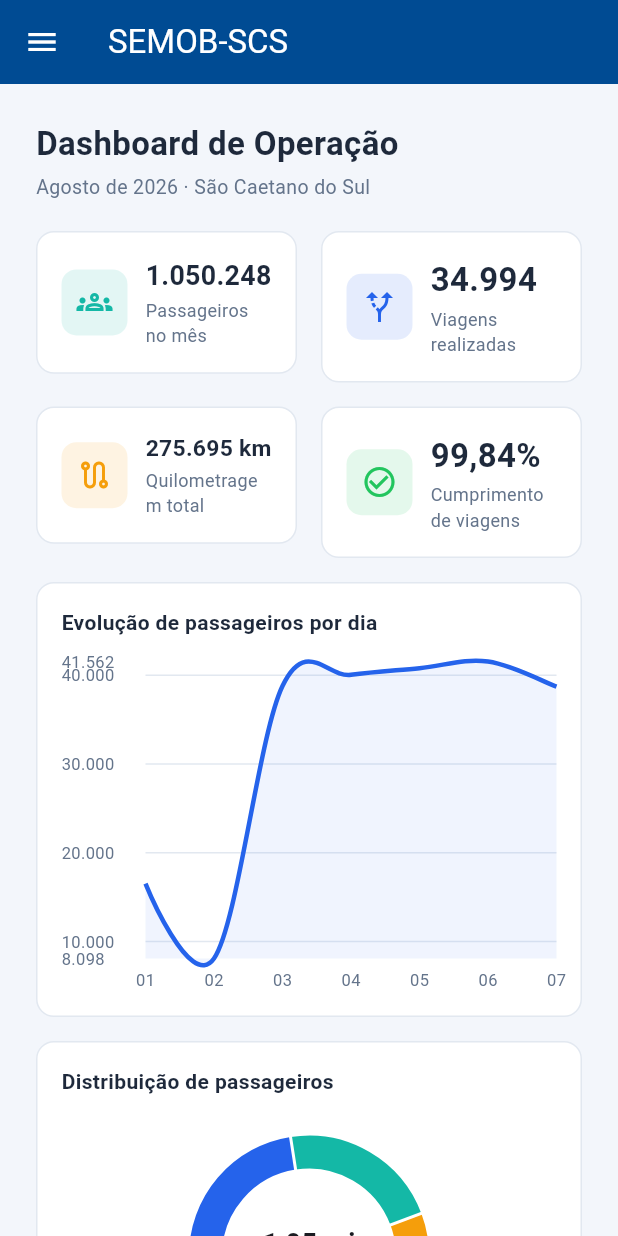
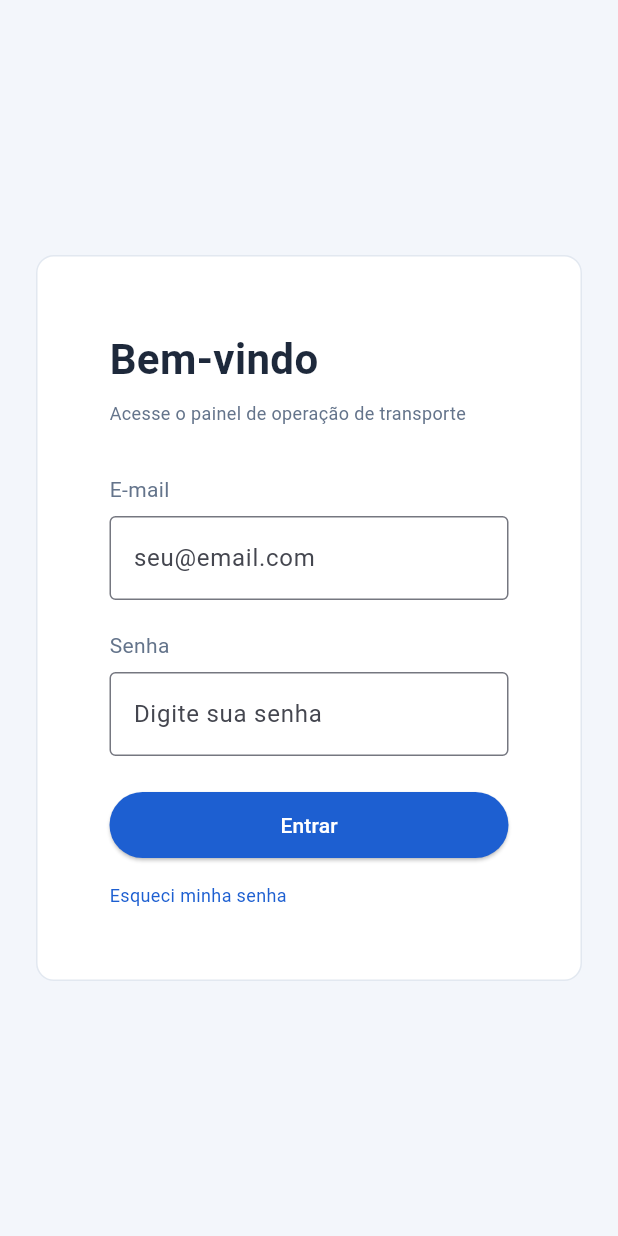
Before and after one commit to ProjetoIntegradorMAUA/front_semob-scs, a Flutter app: the screen it shows after launch, on a phone screen of 412 x 824 dp. Run offline on Flutter 3.47's test engine with Material 3 defaults, Android fonts, the phone set to English and light mode, and no system bars; drawn by our look-alikes of fl_chart.

Commit message:
feat: implementa tela de login

```diff
--- a/lib/main.dart
+++ b/lib/main.dart
@@ -4,6 +4,7 @@ import 'pages/analise_passageiros.dart';
 import 'pages/configuracoes.dart';
 import 'pages/dashboard_geral.dart';
 import 'pages/indicadores_financeiros.dart';
+import 'pages/login.dart';
 import 'pages/operacao_frota.dart';
 import 'pages/relatorios_gerenciais.dart';
 import 'services/tema_service.dart';
@@ -28,9 +29,27 @@ class MyApp extends StatelessWidget {
         theme: buildTheme(Brightness.light),
         darkTheme: buildTheme(Brightness.dark),
         themeMode: TemaService.instance.modo,
-        home: const HomeShell(),
+        home: const Entrada(),
       ),
     );
+  }
+}
+
+/// Mostra o login primeiro; ao entrar, troca para o app principal.
+class Entrada extends StatefulWidget {
+  const Entrada({super.key});
+
+  @override
+  State<Entrada> createState() => _EntradaState();
+}
+
+class _EntradaState extends State<Entrada> {
+  bool _logado = false;
+
+  @override
+  Widget build(BuildContext context) {
+    if (_logado) return const HomeShell();
+    return LoginPage(onLogin: () => setState(() => _logado = true));
   }
 }
 
--- /dev/null
+++ b/lib/pages/login.dart
@@ -0,0 +1,170 @@
+import 'package:flutter/material.dart';
+import '../widgets/app_theme.dart';
+
+class LoginPage extends StatefulWidget {
+  final VoidCallback onLogin;
+
+  const LoginPage({super.key, required this.onLogin});
+
+  @override
+  State<LoginPage> createState() => _LoginPageState();
+}
+
+class _LoginPageState extends State<LoginPage> {
+  final emailController = TextEditingController();
+  final senhaController = TextEditingController();
+
+  void entrar() {
+    if (emailController.text.isEmpty || senhaController.text.isEmpty) {
+      ScaffoldMessenger.of(context).showSnackBar(
+        const SnackBar(content: Text('Preencha o e-mail e a senha')),
+      );
+      return;
+    }
+    widget.onLogin();
+  }
+
+  @override
+  Widget build(BuildContext context) {
+    final cores = context.cores;
+    final desktop = MediaQuery.sizeOf(context).width >= 900;
+
+    return Scaffold(
+      body: Row(
+        children: [
+          // Lado esquerdo (só aparece em tela grande)
+          if (desktop)
+            Expanded(
+              flex: 45,
+              child: Container(
+                padding: const EdgeInsets.all(54),
+                decoration: const BoxDecoration(
+                  gradient: LinearGradient(
+                    colors: [AppColors.sidebarBottom, AppColors.sidebarTop],
+                  ),
+                ),
+                child: Column(
+                  crossAxisAlignment: CrossAxisAlignment.start,
+                  mainAxisAlignment: MainAxisAlignment.spaceBetween,
+                  children: [
+                    const Column(
+                      crossAxisAlignment: CrossAxisAlignment.start,
+                      children: [
+                        Text(
+                          'SEMOB-SCS',
+                          style: TextStyle(
+                            fontSize: 28,
+                            fontWeight: FontWeight.bold,
+                            color: Colors.white,
+                          ),
+                        ),
+                        Text(
+                          'Dashboard de Operação de Transporte',
+                          style: TextStyle(color: Colors.white70),
+                        ),
+                      ],
+                    ),
+                    ClipRRect(
+                      borderRadius: BorderRadius.circular(60),
+                      child: Image.asset('assets/images/bus.png'),
+                    ),
+                    const Column(
+                      crossAxisAlignment: CrossAxisAlignment.start,
+                      children: [
+                        Text(
+                          'Gestão inteligente da mobilidade urbana',
+                          style: TextStyle(fontSize: 16, color: Colors.white),
+                        ),
+                        SizedBox(height: 8),
+                        Text(
+                          'São Caetano do Sul • Secretaria de Mobilidade Urbana',
+                          style: TextStyle(fontSize: 11, color: Colors.white60),
+                        ),
+                      ],
+                    ),
+                  ],
+                ),
+              ),
+            ),
+
+          // Lado direito (formulário)
+          Expanded(
+            flex: 55,
+            child: Center(
+              child: SingleChildScrollView(
+                padding: const EdgeInsets.all(24),
+                child: Container(
+                  width: 456,
+                  padding: const EdgeInsets.all(48),
+                  decoration: cardDecoration(context),
+                  child: Column(
+                    crossAxisAlignment: CrossAxisAlignment.start,
+                    mainAxisSize: MainAxisSize.min,
+                    children: [
+                      Text(
+                        'Bem-vindo',
+                        style: TextStyle(
+                          fontSize: 28,
+                          fontWeight: FontWeight.bold,
+                          color: cores.text,
+                        ),
+                      ),
+                      const SizedBox(height: 8),
+                      Text(
+                        'Acesse o painel de operação de transporte',
+                        style: TextStyle(fontSize: 12, color: cores.muted),
+                      ),
+                      const SizedBox(height: 32),
+                      Text('E-mail', style: TextStyle(color: cores.muted)),
+                      const SizedBox(height: 8),
+                      TextField(
+                        controller: emailController,
+                        decoration: const InputDecoration(
+                          hintText: 'seu@email.com',
+                          border: OutlineInputBorder(),
+                        ),
+                      ),
+                      const SizedBox(height: 20),
+                      Text('Senha', style: TextStyle(color: cores.muted)),
+                      const SizedBox(height: 8),
+                      TextField(
+                        controller: senhaController,
+                        obscureText: true,
+                        onSubmitted: (_) => entrar(),
+                        decoration: const InputDecoration(
+                          hintText: 'Digite sua senha',
+                          border: OutlineInputBorder(),
+                        ),
+                      ),
+                      const SizedBox(height: 24),
+                      SizedBox(
+                        width: double.infinity,
+                        height: 44,
+                        child: ElevatedButton(
+                          onPressed: entrar,
+                          style: ElevatedButton.styleFrom(
+                            backgroundColor: AppColors.primary,
+                            foregroundColor: Colors.white,
+                          ),
+                          child: const Text('Entrar'),
+                        ),
+                      ),
+                      const SizedBox(height: 16),
+                      const Text(
+                        'Esqueci minha senha',
+                        style: TextStyle(
+                          fontSize: 12,
+                          color: AppColors.primary,
+                        ),
+                      ),
+                    ],
+                  ),
+                ),
+              ),
+            ),
+          ),
+        ],
+      ),
+    );
+  }
+}
--- /dev/null
+++ b/lib/src/components/caixageral.dart
@@ -0,0 +1,73 @@
+
+import 'package:flutter/material.dart';
+import 'package:intl/intl.dart';
+
+class CaixaGeral extends StatelessWidget {
+  const CaixaGeral({super.key});
+
+  @override
+  Widget build(BuildContext context) {
+    // Valores temporários para testar o visual
+    const int quilometragem = 124580;
+    const double variacao = 3.2;
+
+    final formatoKm = NumberFormat.decimalPattern('pt_BR');
+
+    return Container(
+      width: 320,
+      padding: const EdgeInsets.all(20),
+      decoration: BoxDecoration(
+        color: Colors.white,
+        borderRadius: BorderRadius.circular(16),
+        border: Border.all(
+          color: const Color(0xFFD7E4F2),
+        ),
+      ),
+      child: Column(
+        crossAxisAlignment: CrossAxisAlignment.start,
+        mainAxisSize: MainAxisSize.min,
+        children: [
+          Row(
+            children: [
+              Container(
+                width: 43,
+                height: 43,
+                decoration: BoxDecoration(
+                  color: const Color(0xFF19A99D),
+                  borderRadius: BorderRadius.circular(12),
+                ),
+              ),
+              const SizedBox(width: 16),
+              const Text(
+                'Quilometragem',
+                style: TextStyle(
+                  fontSize: 14,
+                  color: Color(0xFF64809E),
+                ),
+              ),
+            ],
+          ),
+          const SizedBox(height: 2),
+          Text(
+            '${formatoKm.format(quilometragem)} km',
+            style: const TextStyle(
+              fontSize: 30,
+              fontWeight: FontWeight.bold,
+              color: Color(0xFF142E4D),
+              height: 1.15,
+            ),
+          ),
+          const SizedBox(height: 5),
+          Text(
+            '+${variacao.toStringAsFixed(1).replaceAll('.', ',')}% no período',
+            style: const TextStyle(
+              fontSize: 13,
+              fontWeight: FontWeight.bold,
+              color: Color(0xFF00AE9C),
+            ),
+          ),
+        ],
+      ),
+    );
+  }
+}
--- a/pubspec.yaml
+++ b/pubspec.yaml
@@ -35,6 +35,7 @@ dependencies:
   # Use with the CupertinoIcons class for iOS style icons.
   cupertino_icons: ^1.0.8
   fl_chart: ^0.69.0
+  intl: ^0.20.3
 
 dev_dependencies:
   flutter_test:
@@ -57,6 +58,8 @@ flutter:
   # included with your application, so that you can use the icons in
   # the material Icons class.
   uses-material-design: true
+  assets:
+    - assets/images/bus.png
 
   # To add assets to your application, add an assets section, like this:
   # assets:
```
Also changed, not shown: assets/images/bus.png (added), pubspec.lock, 1 other file.
